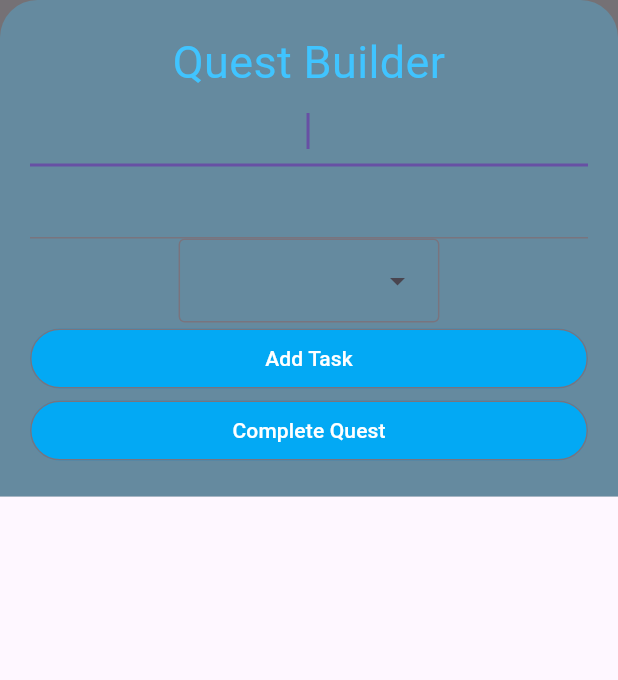
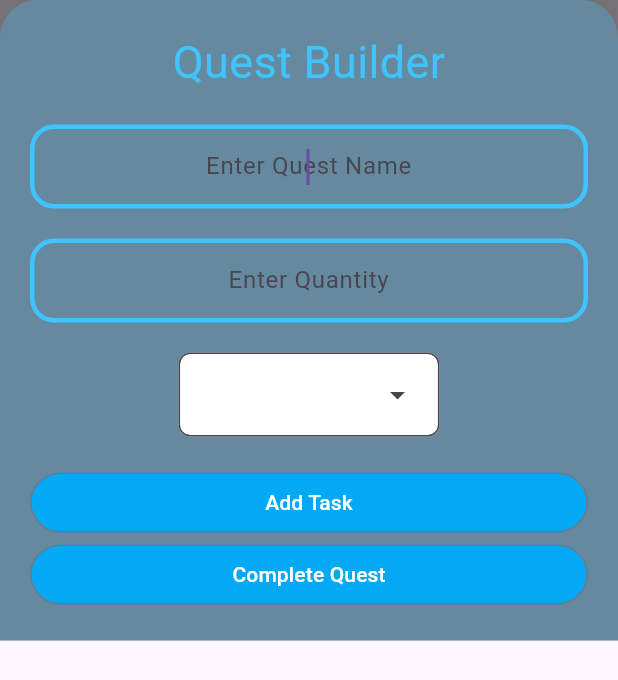
Before and after one commit to Parth-11/ShadowRank, a Flutter app: the QuestBottomSheet widget shown alone on an empty page, opened directly, on a phone screen of 412 x 824 dp. Shown: the top 680 px of the screen. Run offline on Flutter 3.47's test engine with Material 3 defaults, Android fonts, the phone set to English and light mode, and no system bars; our stand-ins replace hexcolor, stroke_text.

Commit message:
Fixed design of dropdown

```diff
--- /dev/null
+++ b/lib/constants/QuestPage/text_box.dart
@@ -0,0 +1,29 @@
+import 'package:flutter/material.dart';
+
+const questFieldDecoration = InputDecoration(
+  // contentPadding: ,
+  hintText: 'Email',
+  border: OutlineInputBorder(
+    borderRadius: BorderRadius.all(
+      Radius.circular(16.0),
+    ),
+    borderSide: BorderSide(
+      width: 20,
+      color: Colors.lightBlueAccent,
+    ),
+  ),
+  enabledBorder: OutlineInputBorder(
+    borderSide: BorderSide(
+      color: Colors.lightBlueAccent,
+      width: 3,
+    ),
+    borderRadius: BorderRadius.all(Radius.circular(16.0)),
+  ),
+  focusedBorder: OutlineInputBorder(
+    borderSide: BorderSide(
+      color: Colors.lightBlueAccent,
+      width: 3,
+    ),
+    borderRadius: BorderRadius.all(Radius.circular(16.0)),
+  ),
+);
--- a/lib/screens/quest_bottom_sheet.dart
+++ b/lib/screens/quest_bottom_sheet.dart
@@ -1,3 +1,4 @@
+import 'package:architect_system_app/constants/QuestPage/text_box.dart';
 import 'package:flutter/material.dart';
 import 'package:architect_system_app/constants/QuestPage/attribute_type_list.dart';
 
@@ -24,7 +25,7 @@ class _QuestBottomSheetState extends State<QuestBottomSheet> {
         child: SingleChildScrollView(
           child: Column(
             crossAxisAlignment: CrossAxisAlignment.stretch,
-            // mainAxisAlignment: MainAxisAlignment.spaceBetween,
+            mainAxisAlignment: MainAxisAlignment.spaceBetween,
             children: [
               const Text(
                 'Quest Builder',
@@ -34,23 +35,51 @@ class _QuestBottomSheetState extends State<QuestBottomSheet> {
                   color: Colors.lightBlueAccent,
                 ),
               ),
+              const SizedBox(
+                height: 20,
+              ),
               TextField(
                 autofocus: true,
                 textAlign: TextAlign.center,
+                decoration:
+                    questFieldDecoration.copyWith(hintText: 'Enter Quest Name'),
                 onChanged: (newText) {
                   // newTaskTitle = newText;
                 },
               ),
+              const SizedBox(
+                height: 20,
+              ),
               TextField(
                 autofocus: true,
                 textAlign: TextAlign.center,
+                decoration:
+                    questFieldDecoration.copyWith(hintText: 'Enter Quantity'),
                 onChanged: (newText) {
                   // newTaskTitle = newText;
                 },
               ),
+              const SizedBox(
+                height: 20,
+              ),
               Align(
                 alignment: Alignment.center,
                 child: DropdownMenu(
+                    menuStyle: MenuStyle(
+                      backgroundColor: WidgetStatePropertyAll(
+                        Colors.grey.shade400,
+                      ),
+                    ),
+                    inputDecorationTheme: const InputDecorationTheme(
+                      filled: true,
+                      // focusColor: Colors.black38,
+                      fillColor: Colors.white,
+                      border: OutlineInputBorder(
+                        borderRadius: BorderRadius.all(
+                          Radius.circular(8),
+                        ),
+                      ),
+                    ),
                     onSelected: (value) {
                       setState(() {
                         attributeType = value!;
@@ -61,6 +90,10 @@ class _QuestBottomSheetState extends State<QuestBottomSheet> {
                       return DropdownMenuEntry(value: value, label: value);
                     }).toList()),
               ),
+              const SizedBox(
+                height: 20,
+              ),
+              // const Spacer(),
               OutlinedButton(
                 onPressed: () {
                   // Provider.of<TaskData>(context, listen: false)
@@ -69,7 +102,7 @@ class _QuestBottomSheetState extends State<QuestBottomSheet> {
                 },
                 style: const ButtonStyle(
                     backgroundColor:
-                        MaterialStatePropertyAll<Color>(Colors.lightBlue)),
+                        WidgetStatePropertyAll<Color>(Colors.lightBlue)),
                 child: const Text(
                   'Add Task',
                   style: TextStyle(color: Colors.white),
@@ -83,7 +116,7 @@ class _QuestBottomSheetState extends State<QuestBottomSheet> {
                 },
                 style: const ButtonStyle(
                     backgroundColor:
-                        MaterialStatePropertyAll<Color>(Colors.lightBlue)),
+                        WidgetStatePropertyAll<Color>(Colors.lightBlue)),
                 child: const Text(
                   'Complete Quest',
                   style: TextStyle(color: Colors.white),
```
